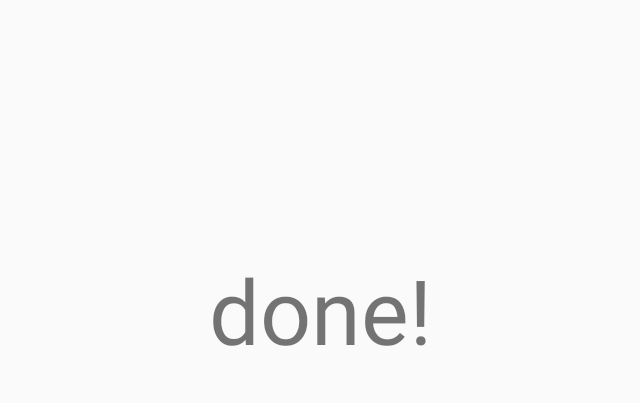
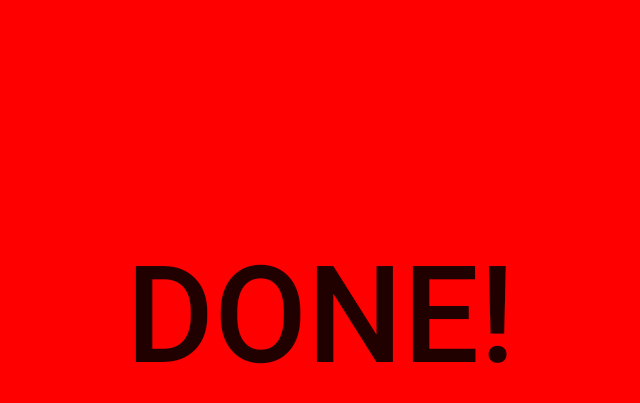
Before and after one commit to Hatland87/ModeratorTime, an Android app: the TidActivity screen opened directly, with no data from a screen before it, on a phone screen of 824 x 412 dp (held sideways). Shown: the top 403 px of the screen, without its empty margins (298-938 px from the left). Run offline under Robolectric (Android 15) with nearby library versions, the phone set to English and light mode, and no system bars.

Commit message:
new visual layout

```diff
--- a/app/src/main/java/com/hatland/moderatortimer/TidActivity.kt
+++ b/app/src/main/java/com/hatland/moderatortimer/TidActivity.kt
@@ -1,5 +1,7 @@
 package com.hatland.moderatortimer
 
+import android.graphics.Color
+import android.graphics.Color.GREEN
 import android.os.Bundle
 import android.os.CountDownTimer
 import android.util.Log
@@ -27,13 +29,20 @@ class TidActivity : AppCompatActivity() {
 
         Log.i("Tid Activity", "Tid er $tid")
 
+        buttonStoppTid.setBackgroundColor(Color.rgb(101, 207, 110))
+
         object : CountDownTimer(tid, 1000) {
             override fun onTick(millisUntilFinished: Long) {
-                textViewTid.text = "seconds remaining: " + millisUntilFinished / 1000
+                buttonStoppTid.text = (millisUntilFinished / 60000).toString().padStart(2, '0') + ":" + ((millisUntilFinished % 60000) /1000).toString().padStart(2, '0')
+
+                if (millisUntilFinished <= 16000) {
+                    buttonStoppTid.setBackgroundColor(Color.YELLOW)
+                }
             }
 
             override fun onFinish() {
-                textViewTid.text = "done!"
+                buttonStoppTid.text = "Done!"
+                buttonStoppTid.setBackgroundColor(Color.RED)
             }
         }.start()
 
--- a/app/src/main/res/layout/activity_tid.xml
+++ b/app/src/main/res/layout/activity_tid.xml
@@ -6,26 +6,15 @@
     android:layout_height="match_parent"
     tools:context=".TidActivity">
 
-    <TextView
-        android:id="@+id/textViewTid"
-        android:layout_width="wrap_content"
-        android:layout_height="wrap_content"
+    <Button
+        android:id="@+id/buttonStoppTid"
+        android:layout_width="0dp"
+        android:layout_height="0dp"
+        android:textSize="90sp"
         android:text=""
-        android:textSize="60sp"
+        android:onClick="killCountDown"
         app:layout_constraintBottom_toBottomOf="parent"
         app:layout_constraintEnd_toEndOf="parent"
         app:layout_constraintStart_toStartOf="parent"
         app:layout_constraintTop_toTopOf="parent" />
-
-    <FrameLayout
-        android:layout_width="0dp"
-        android:layout_height="0dp"
-        android:onClick="killCountDown"
-        app:layout_constraintBottom_toBottomOf="parent"
-        app:layout_constraintEnd_toEndOf="parent"
-        app:layout_constraintStart_toStartOf="parent"
-        app:layout_constraintTop_toTopOf="parent">
-
-    </FrameLayout>
-
 </androidx.constraintlayout.widget.ConstraintLayout>
```
